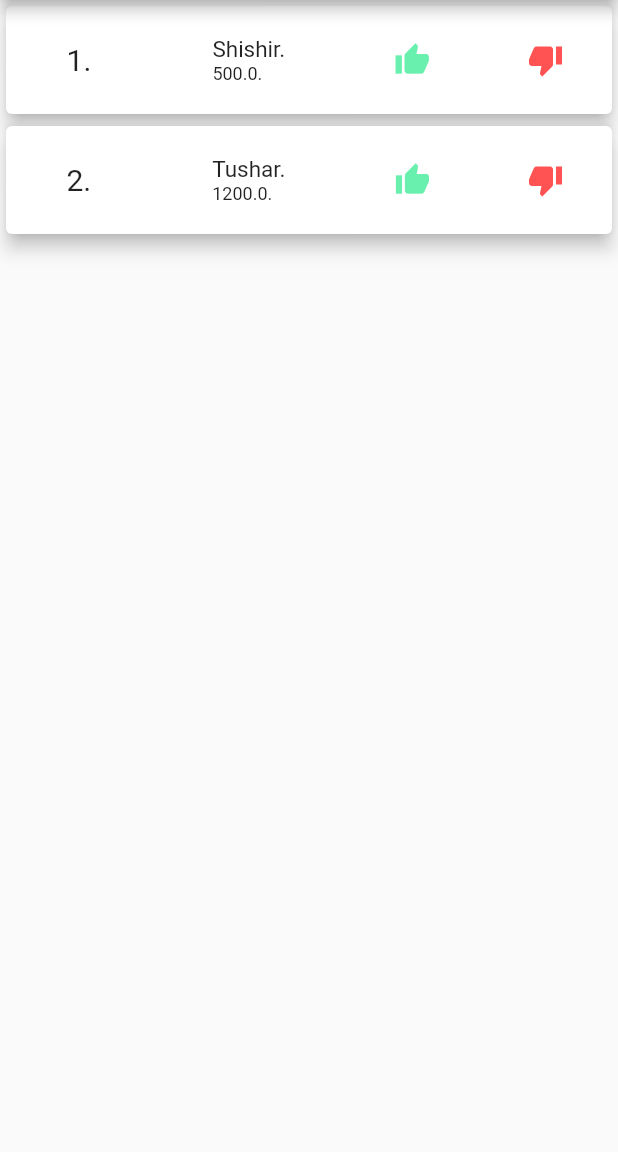
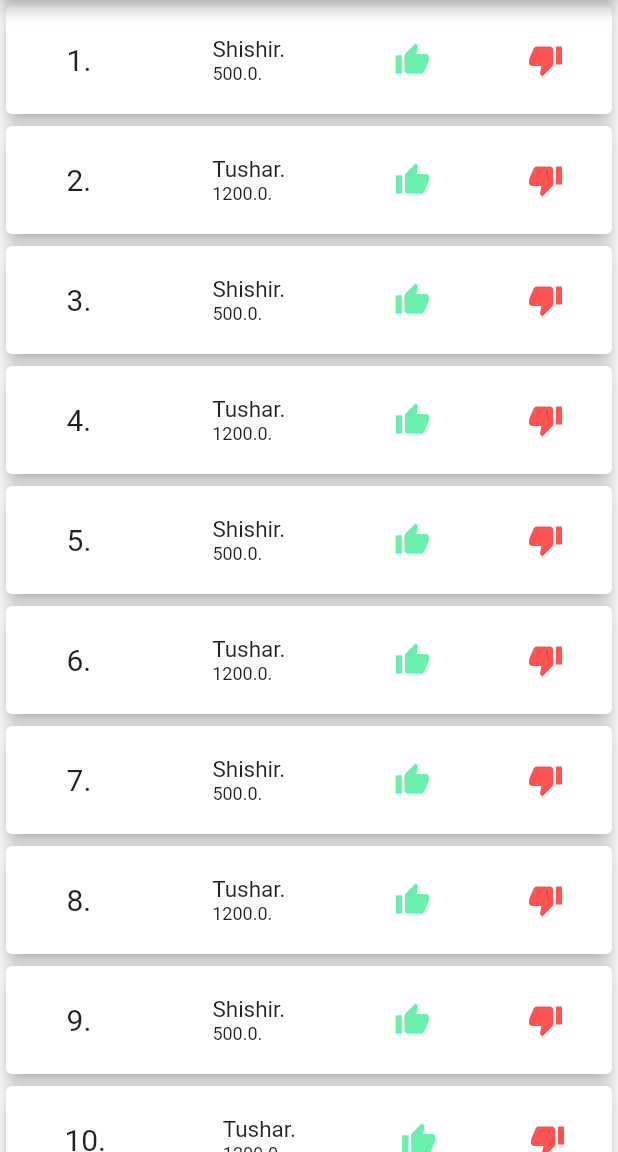
Before and after one commit to Shaheduzzaman67/FlutterBloc_Workermanagement, a Flutter app: the screen it shows after launch, on a phone screen of 412 x 824 dp, the part 84-1236 px from its top. Run offline on Flutter 3.47's test engine with Material 2 defaults, Android fonts, the phone set to English and light mode, and no system bars.

Commit message:
Extrafield added

```diff
--- a/lib/workerBloc.dart
+++ b/lib/workerBloc.dart
@@ -5,6 +5,14 @@ class WorkerBloc{
   List<Worker> _workerList = [
     Worker(1, "Shishir", 500),
     Worker(2, "Tushar", 1200),
+    Worker(3, "Shishir", 500),
+    Worker(4, "Tushar", 1200),
+    Worker(5, "Shishir", 500),
+    Worker(6, "Tushar", 1200),
+    Worker(7, "Shishir", 500),
+    Worker(8, "Tushar", 1200),
+    Worker(9, "Shishir", 500),
+    Worker(10, "Tushar", 1200),
   ];
 
   final _workerListStreamController = StreamController<List<Worker>>();
```
